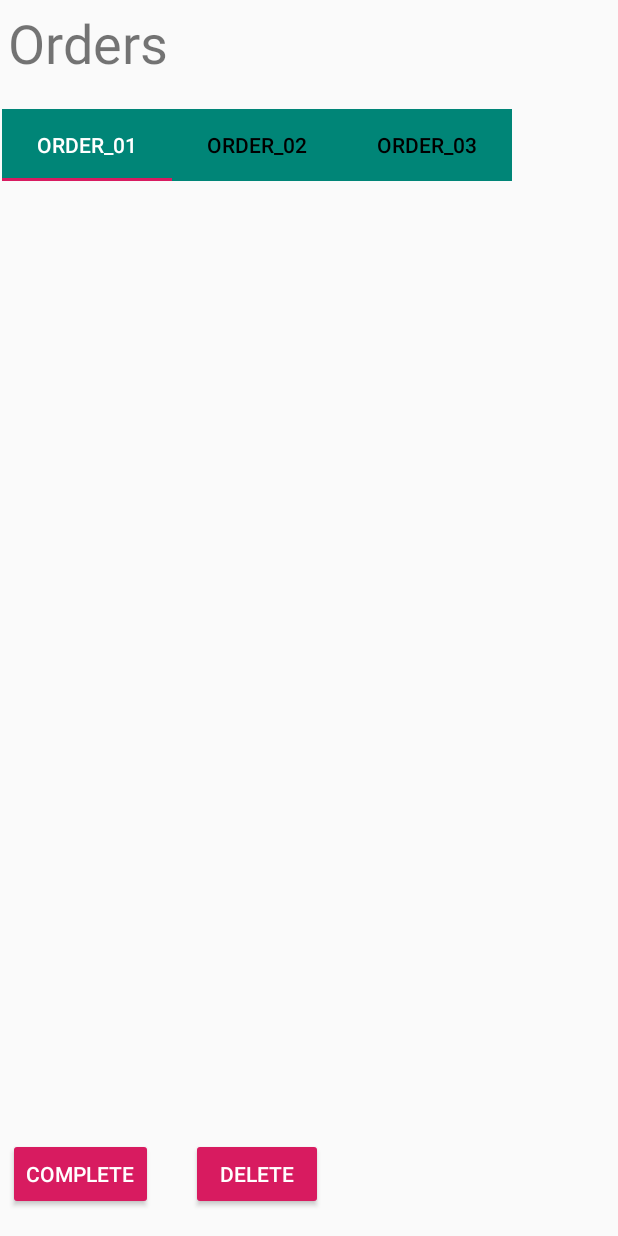
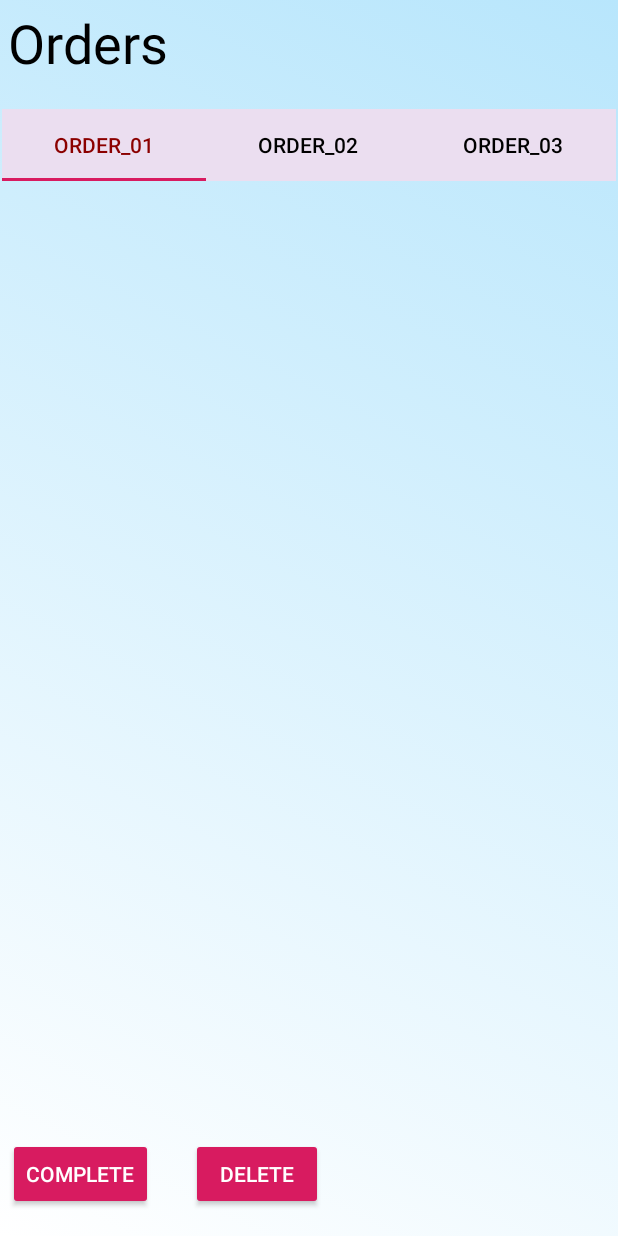
Before and after one commit to Alokakaluarachchi/Aplus-App-Android-, an Android app: the screen it shows after launch (OrderActivity), on a phone screen of 412 x 824 dp. Run offline under Robolectric (Android 15) with nearby library versions, the phone set to English and light mode, and no system bars.

Commit message:
Order Management Design.Not the finalized one.

```diff
--- /dev/null
+++ b/app/src/main/res/drawable/gradient_color.xml
@@ -0,0 +1,15 @@
+<?xml version="1.0" encoding="utf-8"?>
+<selector
+    xmlns:android="http://schemas.android.com/apk/res/android">
+<item>
+    <shape>
+<gradient
+android:startColor="@color/background"
+android:endColor="@color/blue_light"
+android:angle="45"/>
+
+    </shape>
+
+</item>
+
+</selector>
--- a/app/src/main/res/layout/activity_order.xml
+++ b/app/src/main/res/layout/activity_order.xml
@@ -4,6 +4,7 @@
     xmlns:tools="http://schemas.android.com/tools"
     android:layout_width="match_parent"
     android:layout_height="match_parent"
+    android:background="@drawable/gradient_color"
     tools:context=".activity.OrderActivity">
 
     <Button
@@ -37,6 +38,9 @@
         android:layout_marginEnd="347dp"
         android:text="@string/Ordr"
         android:textSize="36sp"
+        android:shadowColor="@color/colorPrimary"
+        android:textColorHighlight="@color/AliceBlue"
+        android:textColor="@color/Black"
         app:layout_constraintEnd_toEndOf="parent"
         app:layout_constraintHorizontal_bias="0.0"
         app:layout_constraintStart_toStartOf="parent"
@@ -44,17 +48,17 @@
 
     <com.google.android.material.tabs.TabLayout
         android:id="@+id/tabLayout"
-        android:layout_width="340dp"
+        android:layout_width="match_parent"
         android:layout_height="wrap_content"
         android:layout_marginStart="1dp"
         android:layout_marginTop="20dp"
         android:layout_marginEnd="1dp"
-        android:background="@color/colorPrimary"
+        android:background="#EBDEF0"
         app:layout_constraintEnd_toEndOf="parent"
         app:layout_constraintHorizontal_bias="0.0"
         app:layout_constraintStart_toStartOf="parent"
         app:layout_constraintTop_toBottomOf="@+id/Ordr"
-        app:tabSelectedTextColor="@color/White"
+        app:tabSelectedTextColor="@color/DarkRed"
         app:tabTextColor="@color/Black">
 
 
```
